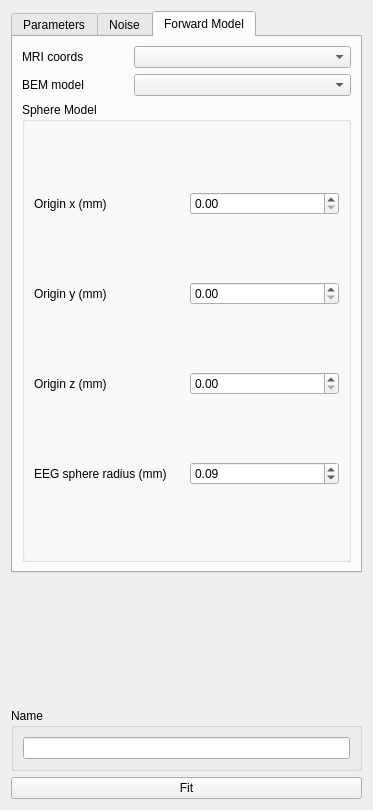
Before: the Qt Designer form src/libraries/disp/viewers/formfiles/dipolefitview.ui in mne-tools/mne-cpp, drawn with Qt 5.
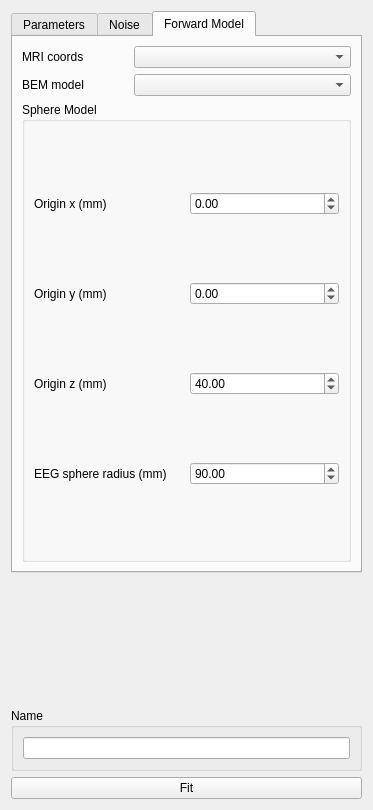
After: the same form once the commit is applied. The open tabs and pages were chosen to show the change.

```diff
--- a/src/libraries/disp/viewers/formfiles/dipolefitview.ui
+++ b/src/libraries/disp/viewers/formfiles/dipolefitview.ui
@@ -416,7 +416,17 @@
          </property>
          <layout class="QGridLayout" name="gridLayout_11">
           <item row="2" column="1">
-           <widget class="QDoubleSpinBox" name="doubleSpinBox_orgz"/>
+           <widget class="QDoubleSpinBox" name="doubleSpinBox_orgz">
+            <property name="minimum">
+             <double>-200.0</double>
+            </property>
+            <property name="maximum">
+             <double>200.0</double>
+            </property>
+            <property name="value">
+             <double>40.0</double>
+            </property>
+           </widget>
           </item>
           <item row="1" column="0">
            <widget class="QLabel" name="label_20">
@@ -426,10 +436,30 @@
            </widget>
           </item>
           <item row="1" column="1">
-           <widget class="QDoubleSpinBox" name="doubleSpinBox_orgy"/>
+           <widget class="QDoubleSpinBox" name="doubleSpinBox_orgy">
+            <property name="minimum">
+             <double>-200.0</double>
+            </property>
+            <property name="maximum">
+             <double>200.0</double>
+            </property>
+            <property name="value">
+             <double>0.0</double>
+            </property>
+           </widget>
           </item>
           <item row="0" column="1">
-           <widget class="QDoubleSpinBox" name="doubleSpinBox_orgx"/>
+           <widget class="QDoubleSpinBox" name="doubleSpinBox_orgx">
+            <property name="minimum">
+             <double>-200.0</double>
+            </property>
+            <property name="maximum">
+             <double>200.0</double>
+            </property>
+            <property name="value">
+             <double>0.0</double>
+            </property>
+           </widget>
           </item>
           <item row="2" column="0">
            <widget class="QLabel" name="label_22">
@@ -454,8 +484,14 @@
           </item>
           <item row="3" column="1">
            <widget class="QDoubleSpinBox" name="doubleSpinBox_rad">
+            <property name="minimum">
+             <double>1.0</double>
+            </property>
+            <property name="maximum">
+             <double>300.0</double>
+            </property>
             <property name="value">
-             <double>0.090000000000000</double>
+             <double>90.0</double>
             </property>
            </widget>
           </item>
```
